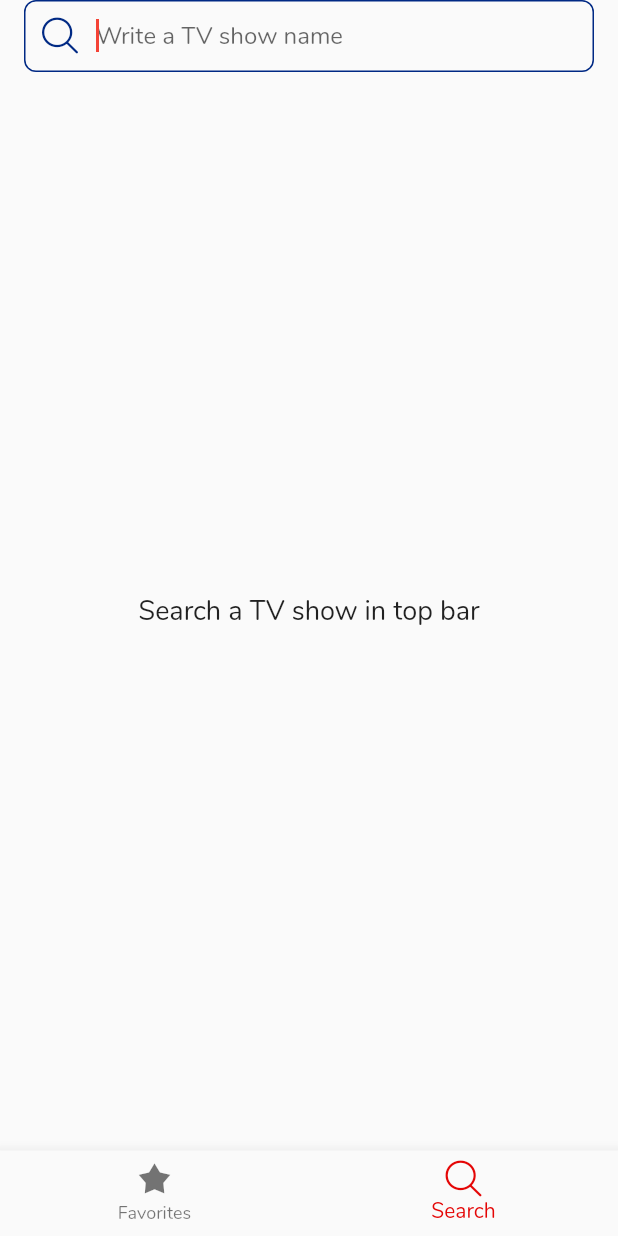
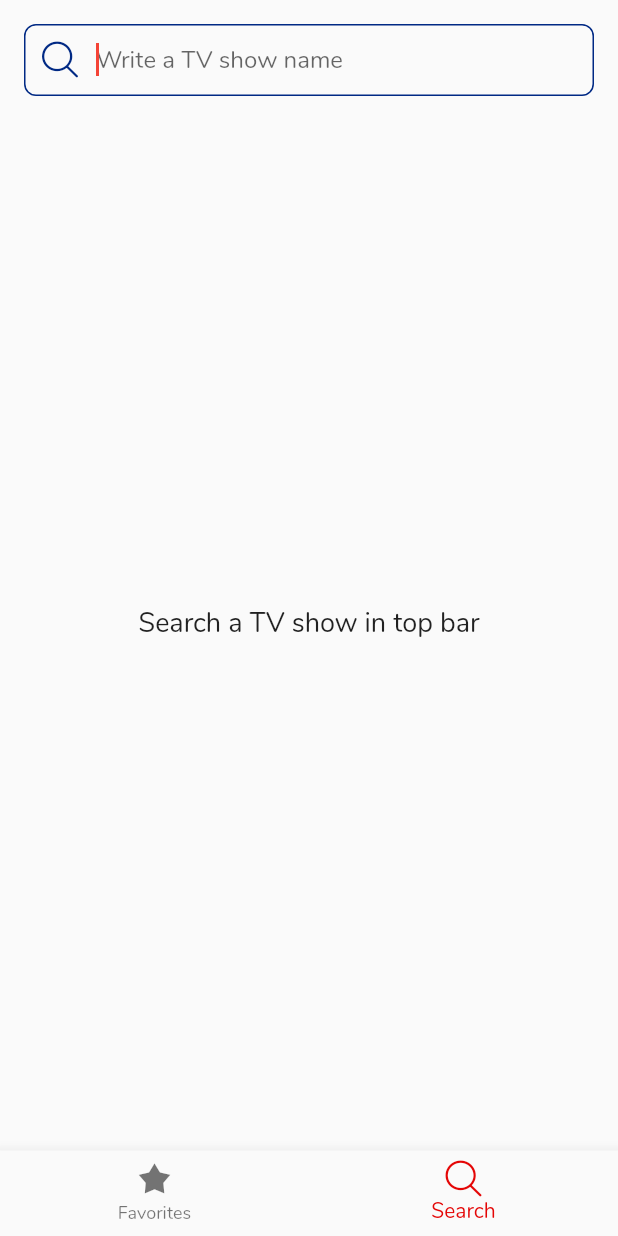
Before and after one commit to deandreamatias/tv-randshow, a Flutter app: the screen it shows after launch, item 2 of the bottom bar chosen, on a phone screen of 412 x 824 dp. Run offline on Flutter 3.47's test engine with Material 2 defaults, Android fonts, the light colour scheme and no system bars; our stand-ins replace cached_network_image, flutter_i18n, flutter_secure_storage, get_it, logger, sqflite; missing offline and left inert: flare_loading, flutter_pagewise; accounts and stored records are empty; generated files the repository leaves out were written again.

Commit message:
Fix paddings

```diff
--- a/lib/src/ui/views/fav_view.dart
+++ b/lib/src/ui/views/fav_view.dart
@@ -35,6 +35,7 @@
       } else {
         return Column(
           children: <Widget>[
+            const SizedBox(height: 16.0),
             const TextWidget('app.fav.title'),
             Expanded(
               child: GridView.builder(
--- a/lib/src/ui/views/search_view.dart
+++ b/lib/src/ui/views/search_view.dart
@@ -33,6 +33,7 @@
           child: Container(
             child: Column(
               children: <Widget>[
+                const SizedBox(height: 16.0),
                 SearchBarWidget(
                     editingController: textEditingController,
                     searchModel: model),
```
